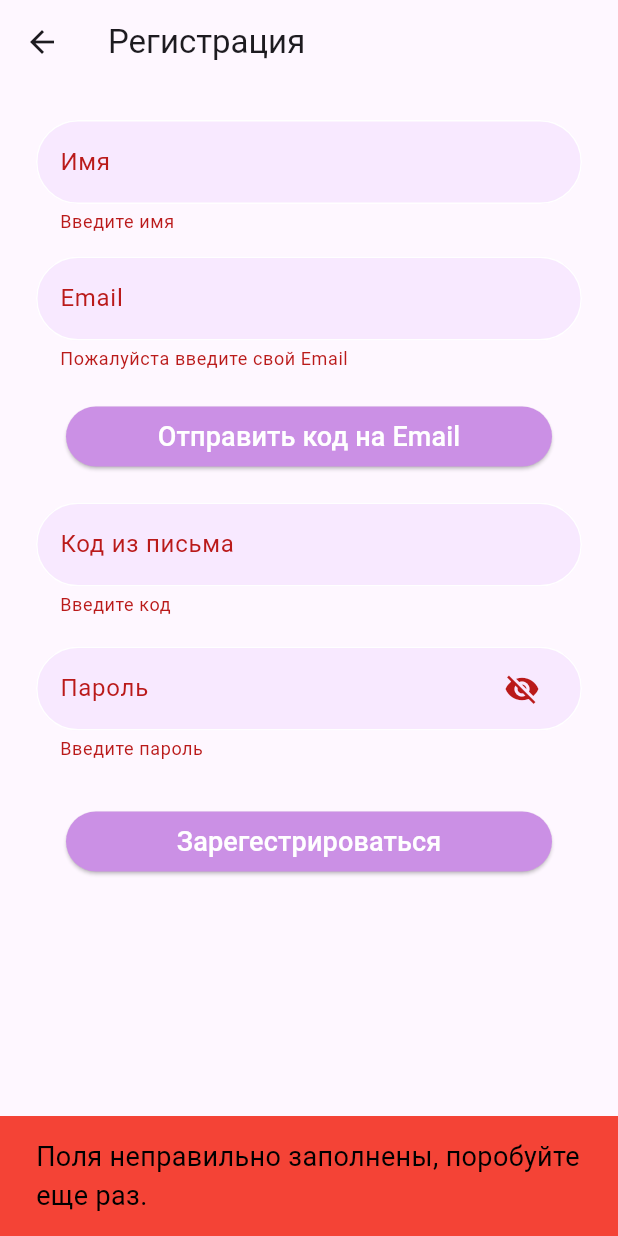
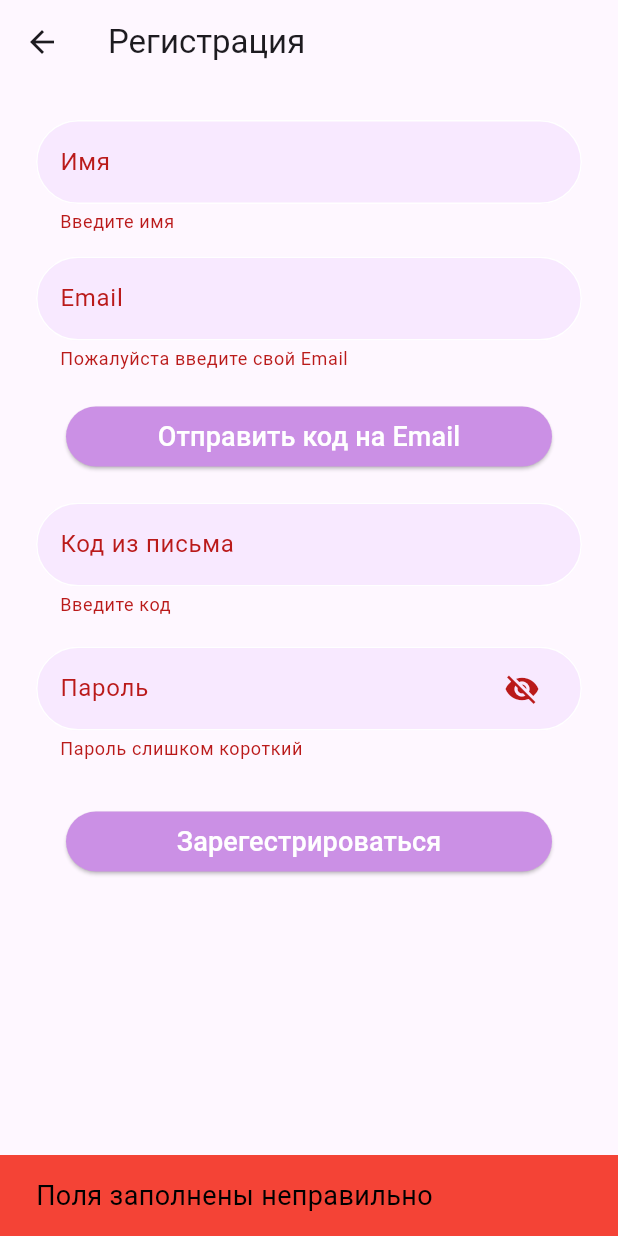
Before and after one commit to NastyaZiss/project-psychology, a Flutter app: the SingUpScreen screen opened by its route, after a tap on "Зарегестрироваться", on a phone screen of 412 x 824 dp. Run offline on Flutter 3.47's test engine with Material 2 defaults, Android fonts, the phone set to English and light mode, and no system bars; our stand-ins replace easy_splash_screen, mask_text_input_formatter, readmore; missing offline and left inert: agconnect_auth, dart:ffi, flame_splash_screen.

Commit message:
регистрация в один экран закончена

```diff
--- a/lib/screen/auth_screens/sing_in_screen.dart
+++ b/lib/screen/auth_screens/sing_in_screen.dart
@@ -123,9 +123,7 @@ class _SinginScreenState extends State<SinginScreen> {
                             success: () {
                               Navigator.pushNamed(context, '/home');
                             },
-                            error: () {
-                              //TODO: errore alert dialog
-                            },
+                            error: () {},
                           );
                         },
                         text: 'Готово'),
--- a/lib/screen/auth_screens/sing_up_screen.dart
+++ b/lib/screen/auth_screens/sing_up_screen.dart
@@ -162,9 +162,19 @@ class _SingUpScreenState extends State<SingUpScreen> {
               ),
               OkButtom(
                 submiForm: () async {
-                  _submiForm();
-                  _regW(_nameController.text, _emailController.text,
-                      _passController.text, _codController.text);
+                  print(_submiForm());
+                  if (await _submiForm() == true) {
+                    if (await _regW(_nameController.text, _emailController.text,
+                            _passController.text, _codController.text) ==
+                        true) {
+                      _showDialog(name: 'Вы успешно зарегестрированы');
+                      Navigator.pushNamed(context, '/singin');
+                    }
+                  } else {
+                    _showMessage(
+                        color: Colors.red,
+                        message: 'Поля заполнены неправильно');
+                  }
                 },
                 text: 'Зарегестрироваться',
               ),
@@ -186,17 +196,25 @@ class _SingUpScreenState extends State<SingUpScreen> {
         return false;
       }
       return true;
-    } on AGCAuthException catch (e) {
+    } on AGCAuthException catch (error) {
+      String e = error.code.toString();
       print(e);
-      if (e == 'The user has been registered.') {
+      if (e == '203818130') {
         _showMessage(color: Colors.red, message: 'Вы уже зарегестрированы');
-      }
-      if (e.code == 'account or verification code is incorrect..') {
+      } else if (e == '203818129') {
         _showMessage(
             color: Colors.red, message: 'Неправильный код потверждения');
+      } else if (e == '203818065') {
+        _showMessage(
+            color: Colors.red,
+            message: 'Сервер: Слишком низкая надежность пароля.');
+      } else if (e == '203818064') {
+        _showMessage(
+            color: Colors.red,
+            message: 'Пароль не может совпадать с именем пользователя.');
       }
-      // _showMessage(color: Colors.red, message: 'error ${e}');
-      print('ERRRor${e.code}');
+
+      print('ERRRor ${e}');
       return false;
     }
   }
@@ -204,26 +222,37 @@ class _SingUpScreenState extends State<SingUpScreen> {
   /// запрос кода подтвржения на почту
   ///
   Future<bool> _reqCode(String email) async {
-    _showMessage(message: 'Проверьте почту', color: Colors.green);
-
     print('email SEND');
     VerifyCodeSettings settings =
         VerifyCodeSettings(VerifyCodeAction.registerLogin, sendInterval: 5);
     try {
+      _showMessage(message: 'Проверьте почту', color: Colors.green);
       VerifyCodeResult? resultVerifyCode =
           await EmailAuthProvider.requestVerifyCode(email, settings);
       return resultVerifyCode != null;
-    } catch (error) {
+    } on AGCAuthException catch (error) {
+      String e = error.code.toString();
+
+      if (e == '203818048') {
+        _showMessage(
+            color: Colors.red,
+            message:
+                'Количество отправок кодов подтверждения превышает верхний предел.');
+      } else if (e == '203818240') {
+        _showMessage(
+            color: Colors.red,
+            message: 'Не удалось отправить электронное письмо.');
+      }
+
       _showMessage(message: 'ERROR', color: Colors.red);
-      print('ERRoR ${error}');
-      // _showDialog(name: 'ljg');
-      // AGCAuthException code: AuthExceptionCode.verifyCodeIntervalLimit, message: verify code within send interval.
+      print('ERRoR ${e}');
       return false;
     }
   }
 
   bool _submiForm() {
     print('sdg');
+    print(_passController.text.toString().length);
     //TODO: проверить правильно ли у пользователя заполнен пароль (не меньше 8 символов и двух типов, правило в Huawei) и почта (присутствие знака @)
     // String password = '';
     // String login = '';
@@ -233,10 +262,7 @@ class _SingUpScreenState extends State<SingUpScreen> {
     // var regExp_Password =
     //     RegExp(r'^(?=.*?[A-Z])(?=.*?[a-z])(?=.*?[0-9])(?=.*?[!@#\$&*~]).{8,}$')
     //         .hasMatch(password);
-    // if (_emailController.text.length && _passController.text.length && password.length > 8) {
-    // } else {
-    //   return false;
-    // }
+
     if (_formKey.currentState!.validate()) {
       // _showDialog(name: _nameController.text);
       print('имя: ${_nameController}');
@@ -246,12 +272,17 @@ class _SingUpScreenState extends State<SingUpScreen> {
       // Navigator.pushNamed(context, '/home');
       print('js');
       return true;
-    } else {
-      _showMessage(
-          message: 'Поля неправильно заполнены, поробуйте еще раз.',
-          color: Colors.red);
+    }
+    if (_passController.text.length > 8) {
       return false;
     }
+    ;
+    // var regex =
+    //     RegExp(r'^(?=.*?[A-Z])(?=.*?[a-z])(?=.*?[0-9])(?=.*?[!@#\$&*~]).{8,}$');
+    // if (!regex.hasMatch(_passController.text)) {
+    //   return false;
+    // }
+    return false;
   }
 
   void _showDialog({required String name}) {
@@ -306,14 +337,23 @@ class _PassWidgetFieldState extends State<PassWidgetField> {
   @override
   Widget build(BuildContext context) {
     return TextFormField(
-      validator: (val) => val!.isEmpty ? 'Введите пароль' : null,
+      validator: (val) {
+        var regex = RegExp(
+            r'^(?=.*?[A-Z])(?=.*?[a-z])(?=.*?[0-9])(?=.*?[!@#\$&*~]).{8,}$');
+        if (val.toString().length < 8) return 'Пароль слишком короткий';
+        print(val.toString().length);
+        if (val!.isEmpty) return 'Введите пароль';
+        if (!regex.hasMatch(val)) {
+          return 'Пароль не надежный';
+        }
+      },
       controller: widget.passController,
       obscureText: hidePass,
       decoration: InputDecoration(
         labelText: 'Пароль',
         filled: true,
         fillColor: Color.fromARGB(255, 248, 233, 255),
-        helperText: 'Не менее 8 символов',
+        helperText: 'Не менее 8 символов, не менее 2 двух типов символов',
         suffixIcon: IconButton(
           icon: Padding(
             padding: const EdgeInsets.only(right: 20.0),
```
